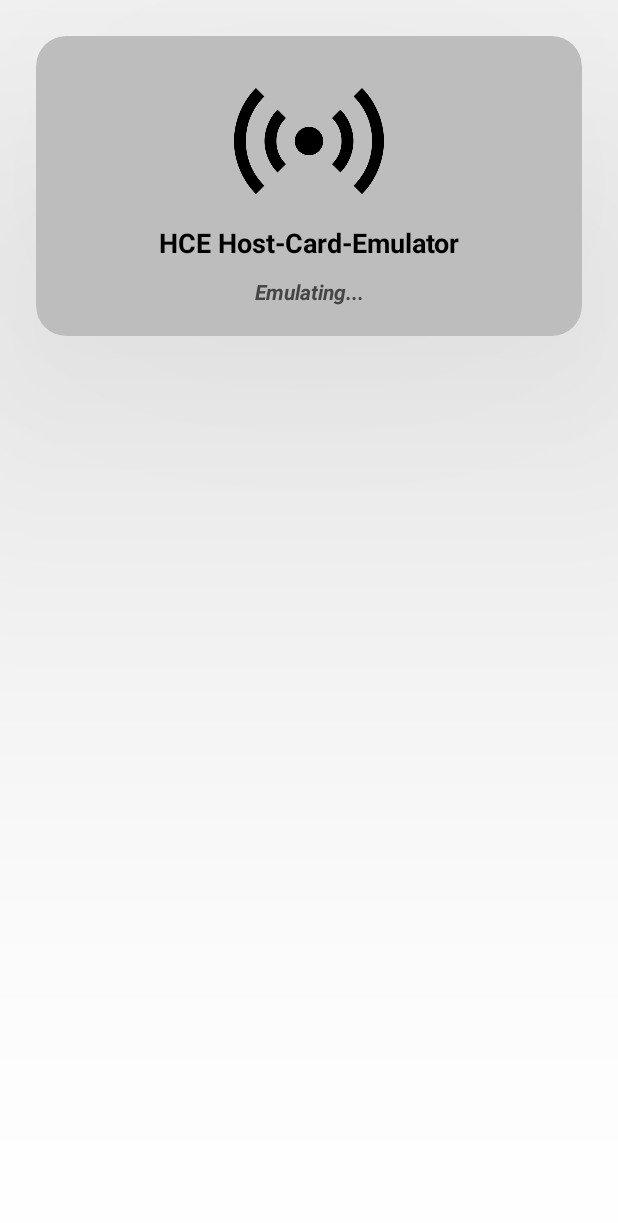
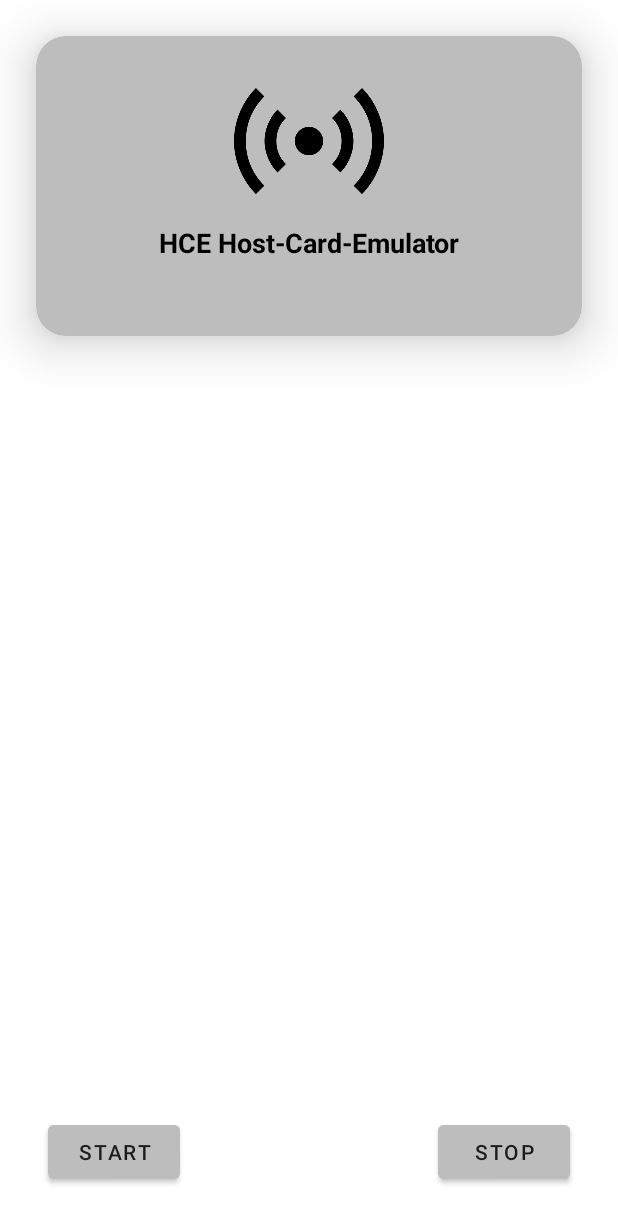
Before and after one commit to layonmartins/RFID-NFC-CardEmulateSample, an Android app: the layout activity_main.xml on its own in the app's theme, with its tools: preview values and no code run, on a phone screen of 412 x 824 dp. Shown: the top 1223 px of the screen. Run offline under Robolectric (Android 15) with nearby library versions, the phone set to English and light mode, and no system bars.

Commit message:
settup host-base card emulator

```diff
--- a/app/src/main/res/layout/activity_main.xml
+++ b/app/src/main/res/layout/activity_main.xml
@@ -16,7 +16,7 @@
         android:layout_marginEnd="24dp"
         android:backgroundTint="#BDBDBD"
         app:cardCornerRadius="20dp"
-        app:cardElevation="200dp"
+        app:cardElevation="20dp"
         app:layout_constraintBottom_toBottomOf="parent"
         app:layout_constraintEnd_toEndOf="parent"
         app:layout_constraintStart_toStartOf="parent"
@@ -40,7 +40,7 @@
             android:layout_height="match_parent"
             android:layout_marginBottom="20dp"
             android:gravity="center|bottom"
-            android:text="Emulating..."
+            android:text=""
             android:textColor="#454545"
             android:textStyle="bold|italic" />
 
@@ -54,4 +54,26 @@
 
     </androidx.cardview.widget.CardView>
 
+    <Button
+        android:id="@+id/button_start"
+        android:layout_width="wrap_content"
+        android:layout_height="wrap_content"
+        android:layout_marginStart="32dp"
+        android:layout_marginBottom="32dp"
+        android:text="Start"
+        android:backgroundTint="#BDBDBD"
+        app:layout_constraintBottom_toBottomOf="parent"
+        app:layout_constraintStart_toStartOf="parent" />
+
+    <Button
+        android:id="@+id/button_stop"
+        android:layout_width="wrap_content"
+        android:layout_height="wrap_content"
+        android:layout_marginEnd="32dp"
+        android:layout_marginBottom="32dp"
+        android:text="Stop"
+        android:backgroundTint="#BDBDBD"
+        app:layout_constraintBottom_toBottomOf="parent"
+        app:layout_constraintEnd_toEndOf="parent" />
+
 </androidx.constraintlayout.widget.ConstraintLayout>
--- a/app/src/main/res/values/strings.xml
+++ b/app/src/main/res/values/strings.xml
@@ -1,3 +1,5 @@
 <resources>
     <string name="app_name">HCE_RFID_CardEmulatorSample</string>
+    <string name="servicedesc">servicedesc</string>
+    <string name="aiddescription">aiddescription</string>
 </resources>
```
Also changed, not shown: app/src/main/AndroidManifest.xml (+14 -0 lines), app/src/main/java/com/example/hce_rfid_cardemulatorsample/MainActivity.kt (+34 -8 lines), app/src/main/java/com/example/hce_rfid_cardemulatorsample/MyHostApduService.kt (added, +49 -0 lines), app/src/main/res/xml/apduservice.xml (added, +9 -0 lines).
